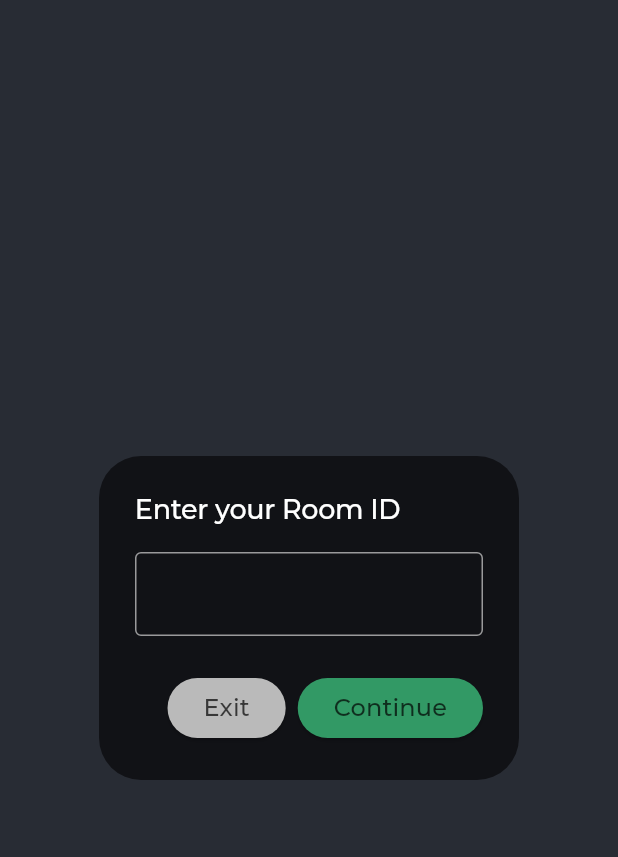
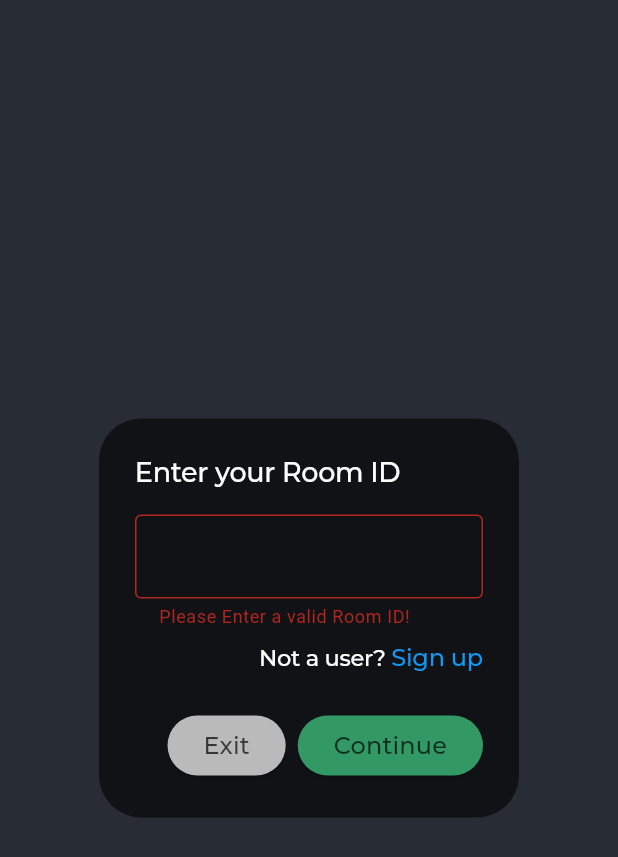
Before and after one commit to oAndBtech/private_chat, a Flutter app: the LoginScreen screen opened directly, after a tap on "Continue", on a phone screen of 412 x 824 dp. Shown: the top 857 px of the screen. Run offline on Flutter 3.47's test engine with Material 3 defaults, Android fonts, the phone set to English and light mode, and no system bars; our stand-ins replace cached_network_image, firebase_core, firebase_messaging, firebase_storage, flutter_dotenv, flutter_native_splash and 5 more; missing offline and left inert: web_socket_client; accounts and stored records are empty; network calls fail.

Commit message:
leave room & sign up botton added

```diff
--- a/frontend/lib/components/bottom_component.dart
+++ b/frontend/lib/components/bottom_component.dart
@@ -6,7 +6,6 @@ import 'package:intl/intl.dart';
 import 'package:private_chat/components/custom_textfield.dart';
 import 'package:private_chat/components/send_button.dart';
 import 'package:private_chat/models/message_model.dart';
-import 'package:private_chat/models/user_model.dart';
 import 'package:private_chat/providers/message_provider.dart';
 import 'package:private_chat/providers/user_provider.dart';
 import 'package:private_chat/services/socket_services.dart';
--- a/frontend/lib/screens/chat_page.dart
+++ b/frontend/lib/screens/chat_page.dart
@@ -70,6 +70,10 @@ class _ChatPageState extends ConsumerState<ChatPage> {
   sendTokenToServer(String token) async {
     int userId = ref.watch(userIdProvider);
     if (userId == -1) {
+      return;
+    }
+    if (kIsWeb) {
+      ApiService().updateWebFcmToken(token, userId);
       return;
     }
     ApiService().updateFcmToken(token, userId);
--- a/frontend/lib/screens/login_screen.dart
+++ b/frontend/lib/screens/login_screen.dart
@@ -1,11 +1,13 @@
 import 'dart:io';
 
+import 'package:flutter/gestures.dart';
 import 'package:flutter/material.dart';
 import 'package:flutter_riverpod/flutter_riverpod.dart';
 import 'package:google_fonts/google_fonts.dart';
 import 'package:private_chat/components/custom_route.dart';
 import 'package:private_chat/providers/room_provider.dart';
 import 'package:private_chat/screens/chat_page.dart';
+import 'package:private_chat/screens/sign_up_screen.dart';
 
 class LoginScreen extends ConsumerStatefulWidget {
   const LoginScreen({super.key});
@@ -16,6 +18,7 @@ class LoginScreen extends ConsumerStatefulWidget {
 
 class _LoginScreenState extends ConsumerState<LoginScreen> {
   TextEditingController controller = TextEditingController();
+  bool showError = false;
 
   @override
   Widget build(BuildContext context) {
@@ -24,7 +27,10 @@ class _LoginScreenState extends ConsumerState<LoginScreen> {
       body: SafeArea(
         child: Center(
           child: SingleChildScrollView(
-          child: AlertDialog(
+            child: Stack(
+              alignment: Alignment.center,
+              children: [
+                AlertDialog(
                   elevation: 20,
                   backgroundColor: const Color(0xff111216),
                   title: Text(
@@ -33,7 +39,8 @@ class _LoginScreenState extends ConsumerState<LoginScreen> {
                       fontSize: 18,
                       fontWeight: FontWeight.w500,
                       letterSpacing: -0.2,
-                  color: const Color(0xffFFFFFF)),
+                      color: const Color(0xffFFFFFF),
+                    ),
                   ),
                   content: Column(
                     mainAxisSize: MainAxisSize.min,
@@ -51,32 +58,83 @@ class _LoginScreenState extends ConsumerState<LoginScreen> {
                           fontSize: 16,
                           fontWeight: FontWeight.w400,
                           letterSpacing: -0.2,
-                      color: const Color(0xffFFFFFF)),
+                          color: const Color(0xffFFFFFF),
+                        ),
+                        onChanged: (value) {
+                          if (value.isNotEmpty) {
+                            setState(() {
+                              showError = false;
+                            });
+                          }
+                        },
                         cursorColor: const Color(0xffFFFFFF).withOpacity(0.7),
                         decoration: InputDecoration(
                           focusedBorder: OutlineInputBorder(
                             borderSide: BorderSide(
                               width: 2,
                               color: const Color(0xffFFFFFF).withOpacity(0.7),
-                      )),
+                            ),
+                          ),
                           enabledBorder: OutlineInputBorder(
                             borderSide: BorderSide(
                               color: const Color.fromARGB(255, 212, 212, 212)
                                   .withOpacity(0.7),
-                      )),
+                            ),
+                          ),
                           border: OutlineInputBorder(
                             borderSide: BorderSide(
+                              color: const Color.fromARGB(255, 212, 212, 212)
+                                  .withOpacity(0.7),
+                            ),
+                          ),
+                          errorText: showError
+                              ? "Please Enter a valid Room ID!"
+                              : null,
+                        ),
+                      ),
+                      Container(
+                        margin: const EdgeInsets.only(top: 10, bottom: 0),
+                        alignment: Alignment.topRight,
+                        child: RichText(
+                          text: TextSpan(
+                            text: "Not a user? ",
+                            style: GoogleFonts.montserrat(
+                              fontSize: 15,
+                              fontWeight: FontWeight.w500,
+                              letterSpacing: -0.2,
+                              color: const Color(0xffFFFFFF),
+                            ),
+                            children: [
+                              TextSpan(
+                                  text: "Sign up",
+                                  style: GoogleFonts.montserrat(
+                                    fontSize: 16,
+                                    fontWeight: FontWeight.w500,
+                                    letterSpacing: -0.2,
                                     color:
-                            const Color.fromARGB(255, 212, 212, 212).withOpacity(0.7),
-                      ))),
+                                        const Color.fromARGB(255, 14, 153, 245),
                                   ),
+                                  recognizer: TapGestureRecognizer()
+                                    ..onTap = () {
+                                      Navigator.push(
+                                          context,
+                                          CustomPageRoute(
+                                              child: const SignUpScreen(),
+                                              startPos: const Offset(-1, 0)));
+                                    }),
+                            ],
+                          ),
+                        ),
+                      )
                     ],
                   ),
                   actions: [
                     ElevatedButton(
                       style: ButtonStyle(
                         backgroundColor: MaterialStateColor.resolveWith(
-                          (states) => const Color(0xffBABABA))),
+                          (states) => const Color(0xffBABABA),
+                        ),
+                      ),
                       onPressed: () {
                         exit(0);
                       },
@@ -85,31 +143,46 @@ class _LoginScreenState extends ConsumerState<LoginScreen> {
                         style: GoogleFonts.montserrat(
                           fontSize: 16,
                           fontWeight: FontWeight.w500,
-                        color: const Color(0xff000000).withOpacity(0.7)),
-                  )),
+                          color: const Color(0xff000000).withOpacity(0.7),
+                        ),
+                      ),
+                    ),
                     ElevatedButton(
                       style: ButtonStyle(
                         backgroundColor: MaterialStateColor.resolveWith(
-                          (states) => const Color.fromARGB(255, 50, 153, 101))),
+                          (states) => const Color.fromARGB(255, 50, 153, 101),
+                        ),
+                      ),
                       onPressed: () {
-                    if (controller.text.trim().isNotEmpty) {
+                        setState(() {
+                          showError = controller.text.trim().isEmpty;
+                        });
+
+                        if (!showError) {
                           ref.read(roomIdProvider.notifier).state =
                               controller.text.trim();
-                      Navigator.pushReplacement(context,
-                          CustomPageRoute(child: const ChatPage()));
-                    } else {}
+                          Navigator.pushReplacement(
+                            context,
+                            CustomPageRoute(child: const ChatPage()),
+                          );
+                        }
                       },
                       child: Text(
                         'Continue',
                         style: GoogleFonts.montserrat(
                           fontSize: 16,
                           fontWeight: FontWeight.w500,
-                        color: const Color(0xff000000).withOpacity(0.7)),
-                  )),
+                          color: const Color(0xff000000).withOpacity(0.7),
+                        ),
+                      ),
+                    ),
+                  ],
+                ),
               ],
             ),
           ),
-      )),
+        ),
+      ),
     );
   }
 }
--- a/frontend/lib/services/socket_services.dart
+++ b/frontend/lib/services/socket_services.dart
@@ -4,7 +4,7 @@ import 'package:flutter_dotenv/flutter_dotenv.dart';
 import 'package:web_socket_client/web_socket_client.dart';
 
 class SocketService {
-  String url = "ws://${dotenv.env["backend"]!}/ws";
+  String url = "wss://${dotenv.env["backend"]!}/ws";
 
   buildSocketConnection(String roomId, int userId) {
     String finalWsUrl = "$url?roomId=$roomId&userId=$userId";
--- a/frontend/pubspec.yaml
+++ b/frontend/pubspec.yaml
@@ -78,7 +78,6 @@ flutter:
   # To add assets to your application, add an assets section, like this:
   assets:
     - env
-    - env-web
     - assets/icons/
   #   - images/a_dot_ham.jpeg
 
```
Also changed, not shown: frontend/lib/components/appbar.dart (+27 -1 lines), frontend/lib/main.dart (+0 -11 lines), frontend/lib/services/api_services.dart (+31 -17 lines). Lines whose indentation alone changed are shown as unchanged.
